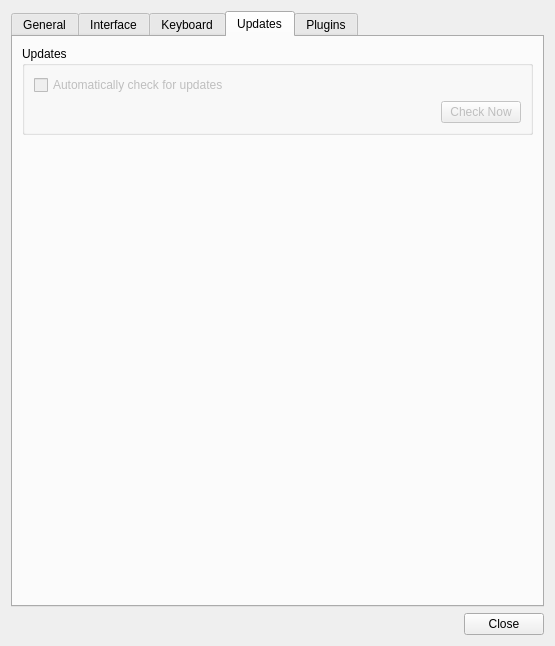
This is src/tiled/preferencesdialog.ui in mapeditor/tiled as Qt 5 draws it before an edit. The edited form follows.
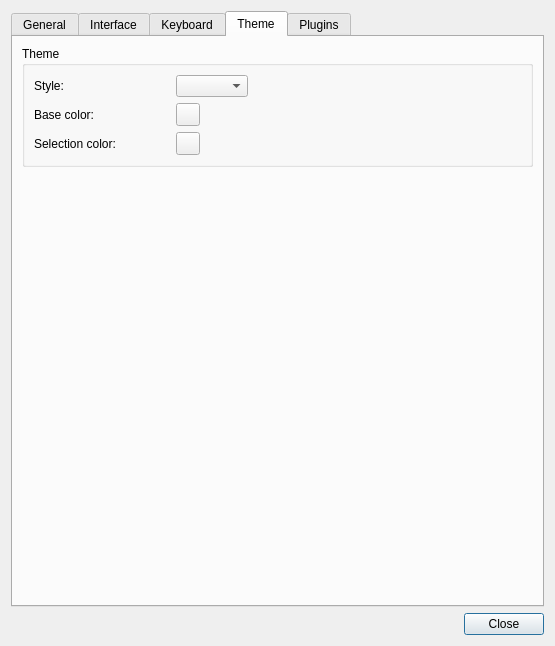
This is the edited form. The open tabs and pages were chosen to show the change. Custom widgets are drawn as their Qt base class.

What changed in the file:
```diff
--- a/src/tiled/preferencesdialog.ui
+++ b/src/tiled/preferencesdialog.ui
@@ -119,7 +119,7 @@
       <attribute name="title">
        <string>Interface</string>
       </attribute>
-      <layout class="QVBoxLayout" name="verticalLayout_3">
+      <layout class="QVBoxLayout" name="verticalLayout_7">
        <item>
         <widget class="QGroupBox" name="interfaceGroupBox">
          <property name="title">
@@ -229,6 +229,54 @@
         </widget>
        </item>
        <item>
+        <widget class="QGroupBox" name="updatesGroupBox">
+         <property name="title">
+          <string>Updates</string>
+         </property>
+         <layout class="QVBoxLayout" name="verticalLayout_4">
+          <item>
+           <widget class="QCheckBox" name="displayNewsCheckBox">
+            <property name="text">
+             <string>Display news in status bar</string>
+            </property>
+           </widget>
+          </item>
+          <item>
+           <widget class="QCheckBox" name="displayNewVersionCheckBox">
+            <property name="text">
+             <string>Highlight new version in status bar</string>
+            </property>
+           </widget>
+          </item>
+         </layout>
+        </widget>
+       </item>
+       <item>
+        <spacer name="verticalSpacer_3">
+         <property name="orientation">
+          <enum>Qt::Vertical</enum>
+         </property>
+         <property name="sizeHint" stdset="0">
+          <size>
+           <width>20</width>
+           <height>0</height>
+          </size>
+         </property>
+        </spacer>
+       </item>
+      </layout>
+     </widget>
+     <widget class="Tiled::ShortcutSettingsPage" name="keyboardTab">
+      <attribute name="title">
+       <string>Keyboard</string>
+      </attribute>
+     </widget>
+     <widget class="QWidget" name="updatesTab">
+      <attribute name="title">
+       <string>Theme</string>
+      </attribute>
+      <layout class="QVBoxLayout" name="verticalLayout_3">
+       <item>
         <widget class="QGroupBox" name="themeGroupBox">
          <property name="title">
           <string>Theme</string>
@@ -303,83 +351,6 @@
         </widget>
        </item>
        <item>
-        <spacer name="verticalSpacer_3">
-         <property name="orientation">
-          <enum>Qt::Vertical</enum>
-         </property>
-         <property name="sizeHint" stdset="0">
-          <size>
-           <width>20</width>
-           <height>0</height>
-          </size>
-         </property>
-        </spacer>
-       </item>
-      </layout>
-     </widget>
-     <widget class="Tiled::ShortcutSettingsPage" name="keyboardTab">
-      <attribute name="title">
-       <string>Keyboard</string>
-      </attribute>
-     </widget>
-     <widget class="QWidget" name="updatesTab">
-      <attribute name="title">
-       <string>Updates</string>
-      </attribute>
-      <layout class="QVBoxLayout" name="verticalLayout_7">
-       <item>
-        <widget class="QGroupBox" name="updatesGroupBox">
-         <property name="title">
-          <string>Updates</string>
-         </property>
-         <layout class="QGridLayout" name="gridLayout_3">
-          <item row="1" column="3">
-           <widget class="QPushButton" name="checkForUpdate">
-            <property name="enabled">
-             <bool>false</bool>
-            </property>
-            <property name="text">
-             <string>Check Now</string>
-            </property>
-           </widget>
-          </item>
-          <item row="0" column="0" colspan="4">
-           <widget class="QCheckBox" name="autoUpdateCheckBox">
-            <property name="enabled">
-             <bool>false</bool>
-            </property>
-            <property name="text">
-             <string>Automatically check for updates</string>
-            </property>
-           </widget>
-          </item>
-          <item row="1" column="1">
-           <spacer name="horizontalSpacer_3">
-            <property name="orientation">
-             <enum>Qt::Horizontal</enum>
-            </property>
-            <property name="sizeHint" stdset="0">
-             <size>
-              <width>40</width>
-              <height>20</height>
-             </size>
-            </property>
-           </spacer>
-          </item>
-          <item row="1" column="0">
-           <widget class="QLabel" name="lastAutoUpdateCheckLabel">
-            <property name="enabled">
-             <bool>false</bool>
-            </property>
-            <property name="text">
-             <string notr="true"/>
-            </property>
-           </widget>
-          </item>
-         </layout>
-        </widget>
-       </item>
-       <item>
         <spacer name="verticalSpacer_2">
          <property name="orientation">
           <enum>Qt::Vertical</enum>
```
Left out of the diff: 92 changed lines with no effect on the pictures.
